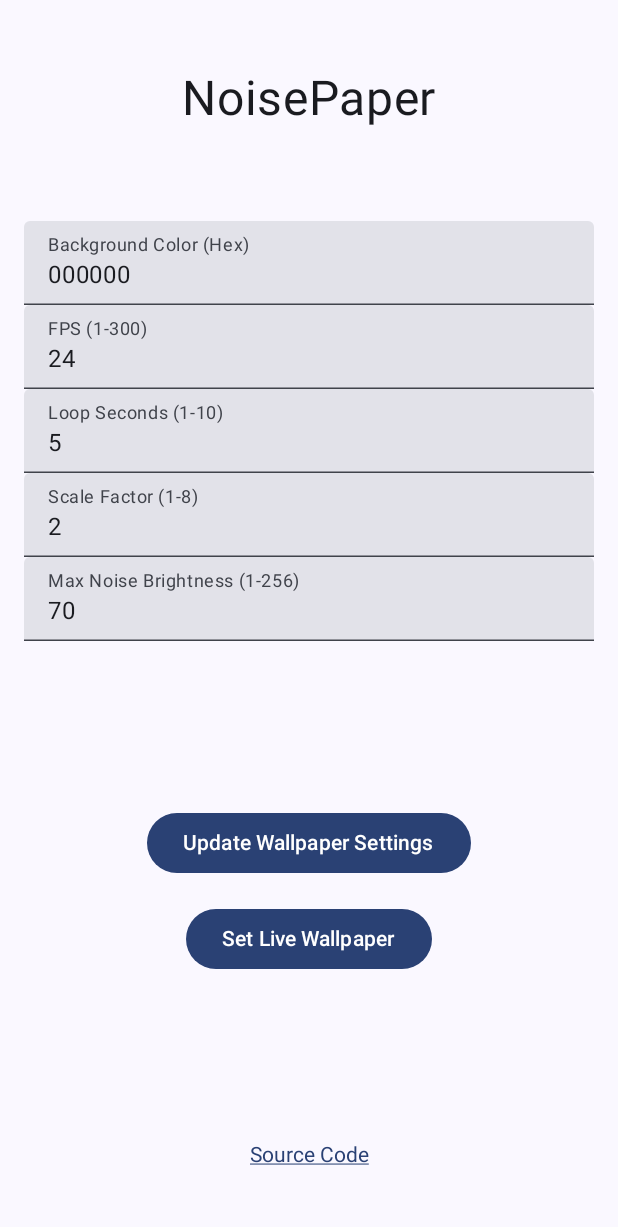
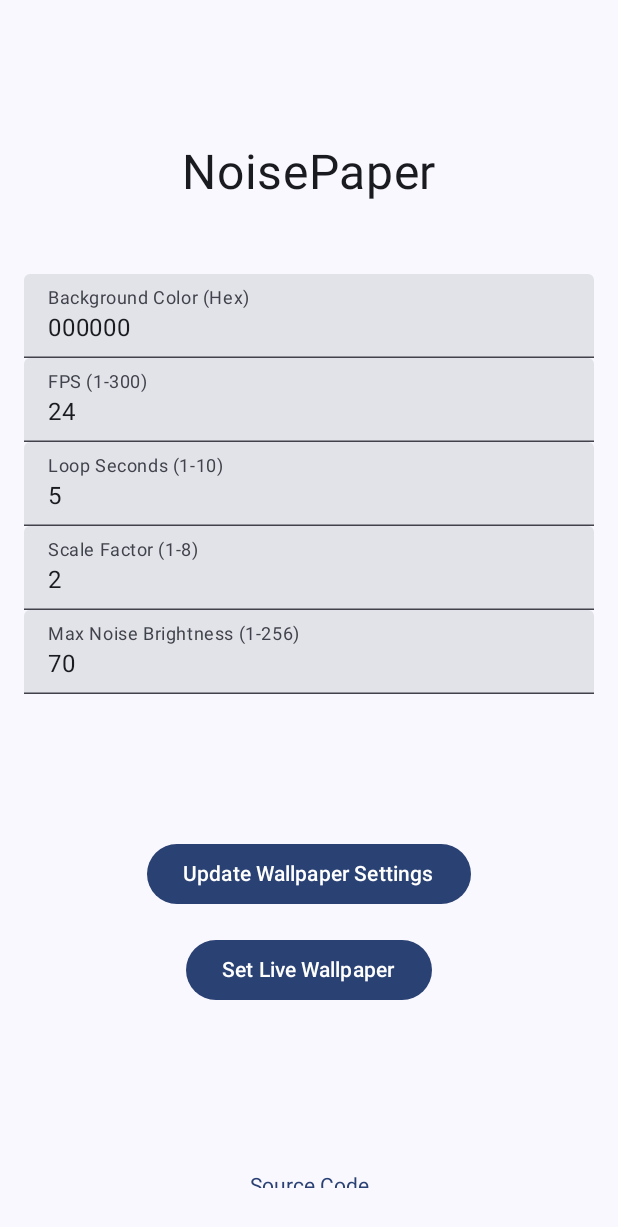
Before and after one commit to ImranR98/Wallstopper, an Android app built with Jetpack Compose: the screen it shows after launch (MainActivity), on a phone screen of 412 x 824 dp. Shown: the top 1227 px of the screen. Run offline under Robolectric (Android 15) with nearby library versions, the phone set to English and light mode, and no system bars.

Commit message:
Rename app + UI improvements

```diff
--- a/app/src/main/AndroidManifest.xml
+++ b/app/src/main/AndroidManifest.xml
@@ -10,12 +10,12 @@
         android:label="@string/app_name"
         android:roundIcon="@mipmap/ic_launcher_round"
         android:supportsRtl="true"
-        android:theme="@style/Theme.StaticWall"
+        android:theme="@style/Theme.Wallstopper"
         tools:targetApi="31">
         <activity
             android:name=".MainActivity"
             android:exported="true"
-            android:theme="@style/Theme.StaticWall">
+            android:theme="@style/Theme.Wallstopper">
             <intent-filter>
                 <action android:name="android.intent.action.MAIN" />
 
--- a/app/src/main/java/dev/imranr/staticwall/ClickableWebLink.kt
+++ b/app/src/main/java/dev/imranr/staticwall/ClickableWebLink.kt
@@ -1,4 +1,4 @@
-package dev.imranr.staticwall
+package dev.imranr.wallstopper
 
 import android.content.Intent
 import android.net.Uri
--- a/app/src/main/java/dev/imranr/staticwall/MainActivity.kt
+++ b/app/src/main/java/dev/imranr/staticwall/MainActivity.kt
@@ -1,14 +1,13 @@
-package dev.imranr.staticwall
+package dev.imranr.wallstopper
 
 import android.os.Bundle
 import androidx.activity.ComponentActivity
 import androidx.activity.compose.setContent
 import androidx.compose.foundation.layout.fillMaxSize
-import androidx.compose.material3.MaterialTheme
 import androidx.compose.material3.Surface
 import androidx.compose.material3.Text
 import androidx.compose.ui.Modifier
-import dev.imranr.staticwall.ui.theme.WallstopperTheme
+import dev.imranr.wallstopper.ui.theme.WallstopperTheme
 import android.content.Intent
 import androidx.compose.foundation.layout.Column
 import androidx.compose.material3.Button
@@ -17,13 +16,17 @@ import androidx.compose.ui.text.input.TextFieldValue
 import androidx.compose.foundation.layout.*
 import androidx.compose.ui.unit.dp
 import android.graphics.Color
+import android.util.Log
 import androidx.compose.material3.*
 import androidx.compose.ui.Alignment
 import android.widget.Toast
+import androidx.activity.SystemBarStyle
+import androidx.activity.enableEdgeToEdge
+import androidx.compose.foundation.isSystemInDarkTheme
 import androidx.compose.foundation.text.KeyboardOptions
+import androidx.compose.ui.graphics.toArgb
 import androidx.compose.ui.text.input.KeyboardType
 import androidx.compose.ui.unit.sp
-import androidx.core.view.WindowCompat
 
 class MainActivity : ComponentActivity() {
     private val noiseGenerationViewModel: NoiseGenerationViewModel by lazy {
@@ -32,11 +35,36 @@ class MainActivity : ComponentActivity() {
 
     @OptIn(ExperimentalStdlibApi::class)
     override fun onCreate(savedInstanceState: Bundle?) {
-        // Make sure we can control the status and navigation bar
+        enableEdgeToEdge()
         super.onCreate(savedInstanceState)
         val prefs = getSharedPreferences("wallpaper_prefs", MODE_PRIVATE)
 
         setContent {
+            val lightTheme = !isSystemInDarkTheme()
+            val barColor = MaterialTheme.colorScheme.background.toArgb()
+            LaunchedEffect(lightTheme) {
+                if (lightTheme) {
+                    enableEdgeToEdge(
+                        statusBarStyle = SystemBarStyle.light(
+                            barColor, barColor,
+                        ),
+                        navigationBarStyle = SystemBarStyle.light(
+                            barColor, barColor,
+                        ),
+                    )
+                } else {
+                    Log.e("AAA", "BBB")
+                    Log.e("AAA", barColor.toHexString())
+                    enableEdgeToEdge(
+                        statusBarStyle = SystemBarStyle.dark(
+                            barColor.inv(),
+                        ),
+                        navigationBarStyle = SystemBarStyle.dark(
+                            barColor.inv(),
+                        ),
+                    )
+                }
+            }
             var frameGenerationProgress by remember { mutableStateOf<Float?>(null) }
 
             // Observe LiveData from SharedViewModel
@@ -45,7 +73,6 @@ class MainActivity : ComponentActivity() {
             }
 
             WallstopperTheme {
-                // A surface container using the 'background' color from the theme
                 Surface(
                     modifier = Modifier.fillMaxSize(),
                     color = MaterialTheme.colorScheme.background
@@ -64,7 +91,7 @@ class MainActivity : ComponentActivity() {
                         Column(
                             modifier = Modifier
                                 .fillMaxWidth()
-                                .padding(top = 16.dp, bottom = 16.dp),
+                                .padding(top = 80.dp, bottom = 16.dp),
                             horizontalAlignment = Alignment.CenterHorizontally
                         ) {
                             Text(
--- a/app/src/main/java/dev/imranr/staticwall/MyWallpaperService.kt
+++ b/app/src/main/java/dev/imranr/staticwall/MyWallpaperService.kt
@@ -1,4 +1,4 @@
-package dev.imranr.staticwall
+package dev.imranr.wallstopper
 
 import android.graphics.*
 import android.os.Handler
--- a/app/src/main/java/dev/imranr/staticwall/ProgressBar.kt
+++ b/app/src/main/java/dev/imranr/staticwall/ProgressBar.kt
@@ -1,4 +1,4 @@
-package dev.imranr.staticwall
+package dev.imranr.wallstopper
 
 import androidx.compose.foundation.layout.*
 import androidx.compose.material3.*
--- a/app/src/main/java/dev/imranr/staticwall/ui/theme/Color.kt
+++ b/app/src/main/java/dev/imranr/staticwall/ui/theme/Color.kt
@@ -1,4 +1,4 @@
-package dev.imranr.staticwall.ui.theme
+package dev.imranr.wallstopper.ui.theme
 
 import androidx.compose.ui.graphics.Color
 
--- a/app/src/main/java/dev/imranr/staticwall/ui/theme/Theme.kt
+++ b/app/src/main/java/dev/imranr/staticwall/ui/theme/Theme.kt
@@ -1,4 +1,4 @@
-package dev.imranr.staticwall.ui.theme
+package dev.imranr.wallstopper.ui.theme
 
 import android.app.Activity
 import android.os.Build
--- a/app/src/main/java/dev/imranr/staticwall/ui/theme/Type.kt
+++ b/app/src/main/java/dev/imranr/staticwall/ui/theme/Type.kt
@@ -1,4 +1,4 @@
-package dev.imranr.staticwall.ui.theme
+package dev.imranr.wallstopper.ui.theme
 
 import androidx.compose.material3.Typography
 import androidx.compose.ui.text.TextStyle
--- a/app/src/main/res/values/themes.xml
+++ b/app/src/main/res/values/themes.xml
@@ -1,5 +1,5 @@
 <?xml version="1.0" encoding="utf-8"?>
 <resources>
 
-    <style name="Theme.StaticWall" parent="android:Theme.Material.Light.NoActionBar" />
+    <style name="Theme.Wallstopper" parent="android:Theme.Material.Light.NoActionBar" />
 </resources>
--- a/settings.gradle.kts
+++ b/settings.gradle.kts
@@ -13,5 +13,5 @@ dependencyResolutionManagement {
     }
 }
 
-rootProject.name = "Static Wall"
+rootProject.name = "Wallstopper"
 include(":app")
```
Also changed, not shown: app/build.gradle.kts (+5 -4 lines), 2 other files.
